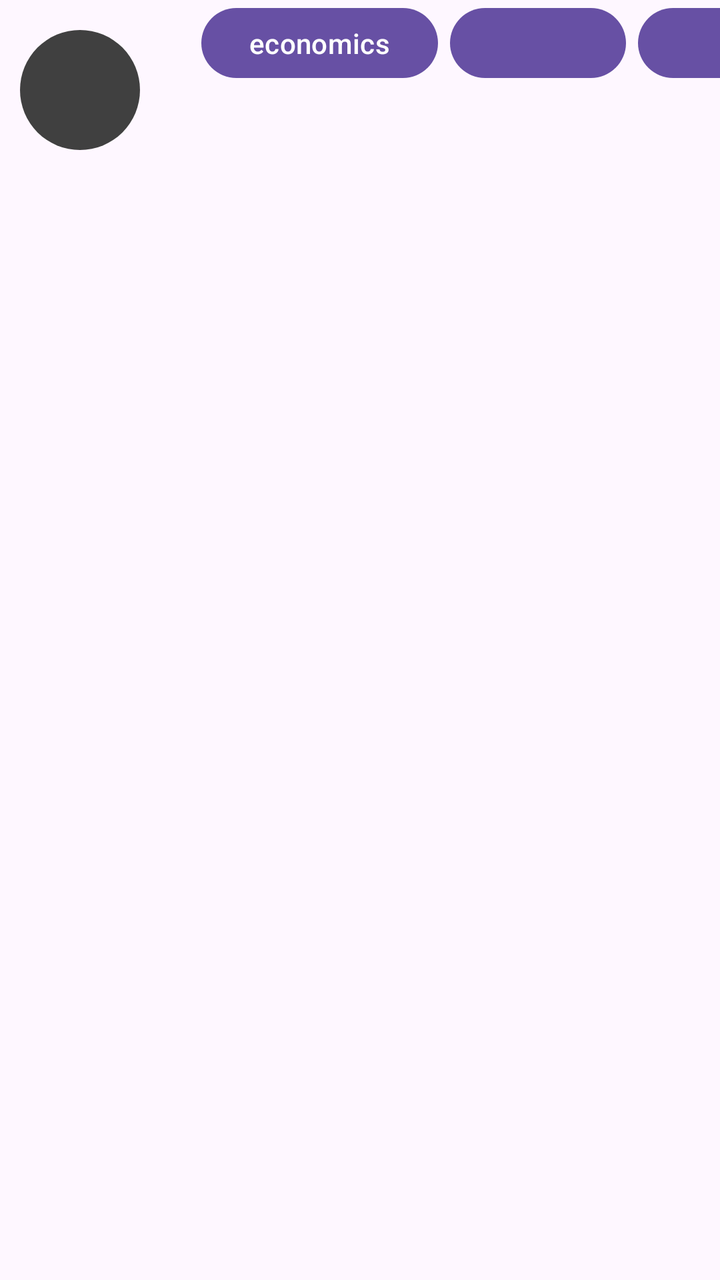
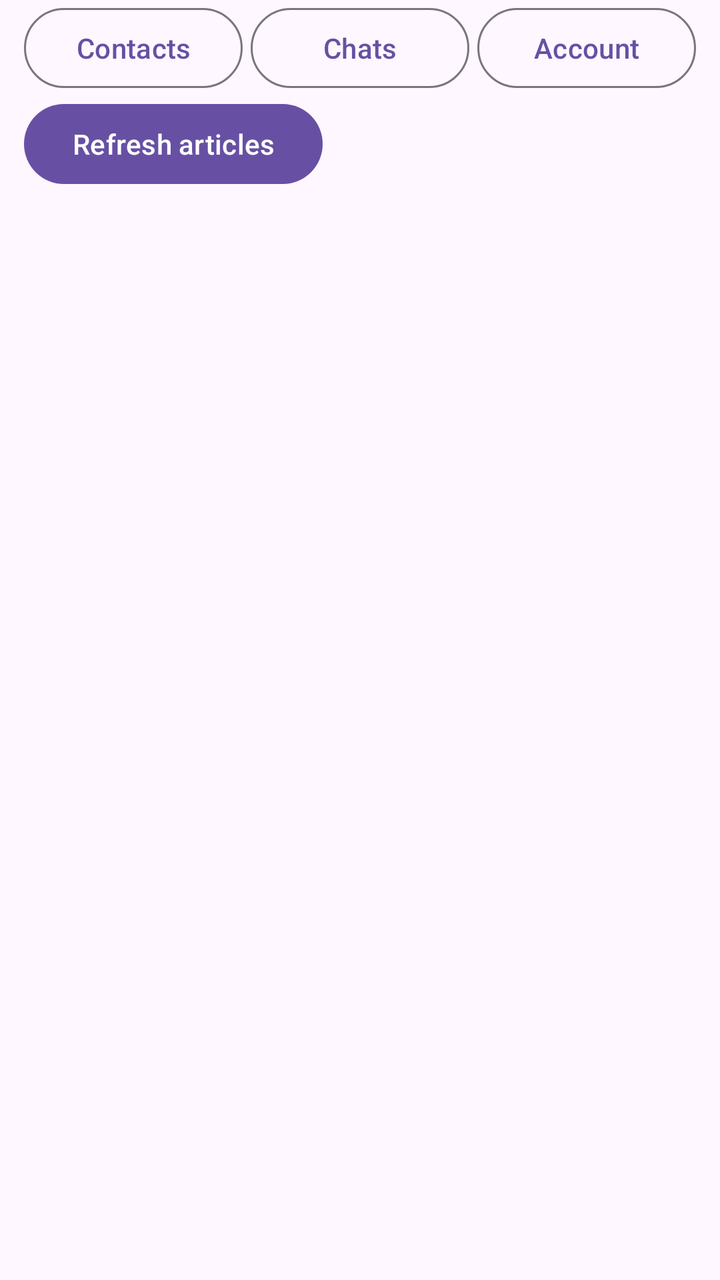

Screens rendered from an Android XML layout before and after an edit, with the pre-edit source and the edit as a unified diff.
<!-- AndroidManifest.xml: application theme Theme.MyApplication -->
<!-- res/layout/activity_article_browse.xml -->
<?xml version="1.0" encoding="utf-8"?>
<LinearLayout android:layout_width="match_parent"
    android:layout_height="match_parent"
    xmlns:android="http://schemas.android.com/apk/res/android"
    xmlns:tools="http://schemas.android.com/tools"
    android:orientation="horizontal"
    android:id="@+id/main">


    <LinearLayout
        android:layout_width="wrap_content"
        android:layout_height="wrap_content"
        android:orientation="vertical">

        <androidx.appcompat.widget.AppCompatImageButton
            android:id="@+id/article_browse_contact_button"
            android:layout_width="60dp"
            android:layout_height="60dp"
            android:layout_marginStart="10dp"
            android:layout_marginTop="15dp"
            android:layout_marginEnd="5dp"
            android:background="@drawable/temp_icon" />


        <FrameLayout
            android:id="@+id/article_browse_contactBar"
            android:layout_width="75dp"
            android:layout_height="652dp"
            android:layout_marginBottom="24dp"

            >

            <ListView
                android:layout_width="match_parent"
                android:layout_height="wrap_content"
                >

            </ListView>



        </FrameLayout>

    </LinearLayout>


    <LinearLayout
        android:layout_width="wrap_content"
        android:layout_height="wrap_content"
        android:orientation="vertical">

        <LinearLayout
            android:id="@+id/linearLayout"
            android:layout_width="363dp"
            android:layout_height="43dp"
            android:gravity="center"
            android:orientation="horizontal"
            android:paddingEnd="5dp">

            <Button
                android:id="@+id/article_browse_economics"
                android:layout_width="wrap_content"
                android:layout_height="wrap_content"
                android:layout_marginEnd="3dp"
                android:text="economics" />

            <Button
                android:id="@+id/testButton"
                android:layout_width="wrap_content"
                android:layout_height="wrap_content"
                android:layout_marginStart="3dp"
                android:layout_marginEnd="3dp" />

            <Button
                android:layout_width="wrap_content"
                android:layout_height="wrap_content"
                android:layout_marginStart="3dp" />


        </LinearLayout>


        <androidx.recyclerview.widget.RecyclerView
            android:id="@+id/article_browse_recycler"
            android:layout_width="335dp"
            android:layout_height="600dp"
             />

        <LinearLayout
            android:layout_width="wrap_content"
            android:layout_height="wrap_content">

            <Button
                android:layout_width="wrap_content"
                android:layout_height="wrap_content"
                android:text="refresh articles"
                android:id="@+id/article_browse_refresh_button"/>

        </LinearLayout>


    </LinearLayout>


</LinearLayout>
<!-- resources referenced by this layout -->
<resources>
  <!-- drawable temp_icon (drawable) -->
  <?xml version="1.0" encoding="utf-8"?>
  <shape xmlns:android="http://schemas.android.com/apk/res/android">
      <solid android:color="#404040" />
      <corners android:radius="550dp" />
  
  </shape>
  <style name="Theme.MyApplication" parent="Base.Theme.MyApplication" />
  <style name="Base.Theme.MyApplication" parent="Theme.Material3.DayNight.NoActionBar">
          
          
      </style>
</resources>

<!-- the commit's change to res/layout/activity_article_browse.xml (unified diff, before → after) -->
@@ -1,105 +1,61 @@
 <?xml version="1.0" encoding="utf-8"?>
-<LinearLayout android:layout_width="match_parent"
+<LinearLayout xmlns:android="http://schemas.android.com/apk/res/android"
+    xmlns:app="http://schemas.android.com/apk/res-auto"
+    android:id="@+id/main"
+    android:layout_width="match_parent"
     android:layout_height="match_parent"
-    xmlns:android="http://schemas.android.com/apk/res/android"
-    xmlns:tools="http://schemas.android.com/tools"
-    android:orientation="horizontal"
-    android:id="@+id/main">
-
+    android:orientation="vertical">
 
     <LinearLayout
+        android:layout_width="match_parent"
+        android:layout_height="wrap_content"
+        android:gravity="center_vertical"
+        android:paddingHorizontal="12dp">
+
+        <Button
+            android:id="@+id/openContacts"
+            style="?attr/materialButtonOutlinedStyle"
+            android:layout_width="0dp"
+            android:layout_height="wrap_content"
+            android:layout_weight="1"
+            android:text="Contacts" />
+
+        <Button
+            android:id="@+id/openGroups"
+            style="?attr/materialButtonOutlinedStyle"
+            android:layout_width="0dp"
+            android:layout_height="wrap_content"
+            android:layout_marginStart="4dp"
+            android:layout_weight="1"
+            android:text="Chats" />
+
+        <Button
+            android:id="@+id/accountMenu"
+            style="?attr/materialButtonOutlinedStyle"
+            android:layout_width="0dp"
+            android:layout_height="wrap_content"
+            android:layout_marginStart="4dp"
+            android:layout_weight="1"
+            android:text="Account" />
+    </LinearLayout>
+
+    <Button
+        android:id="@+id/article_browse_refresh_button"
         android:layout_width="wrap_content"
         android:layout_height="wrap_content"
-        android:orientation="vertical">
+        android:layout_marginStart="12dp"
+        android:text="Refresh articles" />
 
-        <androidx.appcompat.widget.AppCompatImageButton
-            android:id="@+id/article_browse_contact_button"
-            android:layout_width="60dp"
-            android:layout_height="60dp"
-            android:layout_marginStart="10dp"
-            android:layout_marginTop="15dp"
-            android:layout_marginEnd="5dp"
-            android:background="@drawable/temp_icon" />
+    <TextView
+        android:id="@+id/articleStatus"
+        android:layout_width="match_parent"
+        android:layout_height="wrap_content"
+        android:padding="12dp" />
 
-
-        <FrameLayout
-            android:id="@+id/article_browse_contactBar"
-            android:layout_width="75dp"
-            android:layout_height="652dp"
-            android:layout_marginBottom="24dp"
-
-            >
-
-            <ListView
-                android:layout_width="match_parent"
-                android:layout_height="wrap_content"
-                >
-
-            </ListView>
-
-
-
-        </FrameLayout>
-
-    </LinearLayout>
-
-
-    <LinearLayout
-        android:layout_width="wrap_content"
-        android:layout_height="wrap_content"
-        android:orientation="vertical">
-
-        <LinearLayout
-            android:id="@+id/linearLayout"
-            android:layout_width="363dp"
-            android:layout_height="43dp"
-            android:gravity="center"
-            android:orientation="horizontal"
-            android:paddingEnd="5dp">
-
-            <Button
-                android:id="@+id/article_browse_economics"
-                android:layout_width="wrap_content"
-                android:layout_height="wrap_content"
-                android:layout_marginEnd="3dp"
-                android:text="economics" />
-
-            <Button
-                android:id="@+id/testButton"
-                android:layout_width="wrap_content"
-                android:layout_height="wrap_content"
-                android:layout_marginStart="3dp"
-                android:layout_marginEnd="3dp" />
-
-            <Button
-                android:layout_width="wrap_content"
-                android:layout_height="wrap_content"
-                android:layout_marginStart="3dp" />
-
-
-        </LinearLayout>
-
-
-        <androidx.recyclerview.widget.RecyclerView
-            android:id="@+id/article_browse_recycler"
-            android:layout_width="335dp"
-            android:layout_height="600dp"
-             />
-
-        <LinearLayout
-            android:layout_width="wrap_content"
-            android:layout_height="wrap_content">
-
-            <Button
-                android:layout_width="wrap_content"
-                android:layout_height="wrap_content"
-                android:text="refresh articles"
-                android:id="@+id/article_browse_refresh_button"/>
-
-        </LinearLayout>
-
-
-    </LinearLayout>
-
-
+    <androidx.recyclerview.widget.RecyclerView
+        android:id="@+id/article_browse_recycler"
+        android:layout_width="match_parent"
+        android:layout_height="0dp"
+        android:layout_weight="1"
+        app:layoutManager="androidx.recyclerview.widget.LinearLayoutManager" />
 </LinearLayout>
<!-- resource entries referenced after the edit -->
@@ -1,12 +1,5 @@
 <!-- resources referenced by this layout -->
 <resources>
-  <!-- drawable temp_icon (drawable) -->
-  <?xml version="1.0" encoding="utf-8"?>
-  <shape xmlns:android="http://schemas.android.com/apk/res/android">
-      <solid android:color="#404040" />
-      <corners android:radius="550dp" />
-  
-  </shape>
   <style name="Theme.MyApplication" parent="Base.Theme.MyApplication" />
   <style name="Base.Theme.MyApplication" parent="Theme.Material3.DayNight.NoActionBar">
           
